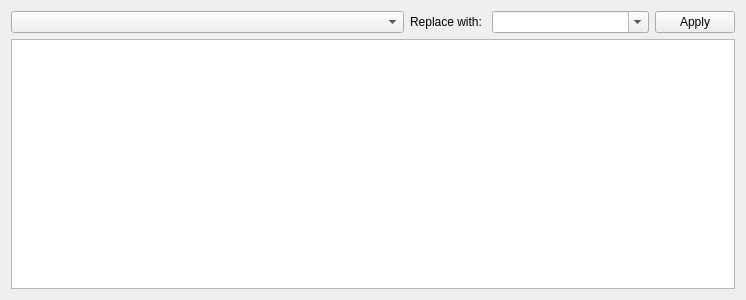
KDE/kdevelop, file plugins/grepview/grepoutputview.ui: the form before one commit.
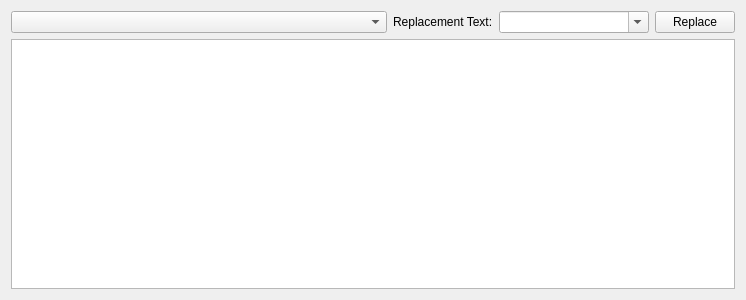
The form after the commit. Custom widgets are drawn as their Qt base class.

```diff
--- a/plugins/grepview/grepoutputview.ui
+++ b/plugins/grepview/grepoutputview.ui
@@ -38,7 +38,7 @@
            </sizepolicy>
           </property>
           <property name="text">
-           <string>Replace with: </string>
+           <string>Replacement Text:</string>
           </property>
          </widget>
         </item>
@@ -70,7 +70,7 @@
            <string>Apply replacement on selected items.</string>
           </property>
           <property name="text">
-           <string>Apply</string>
+           <string>Replace</string>
           </property>
          </widget>
         </item>
```
